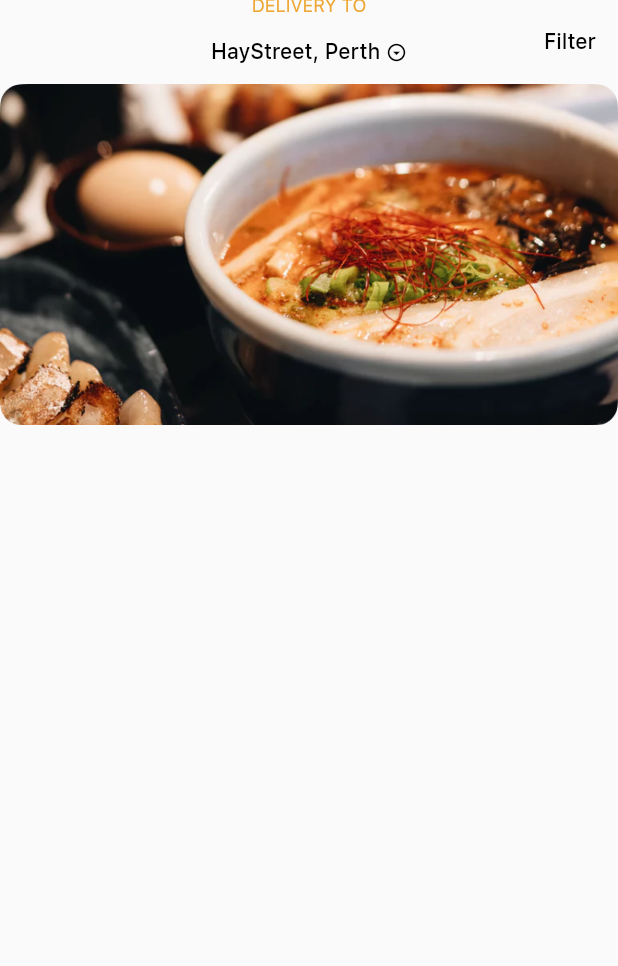
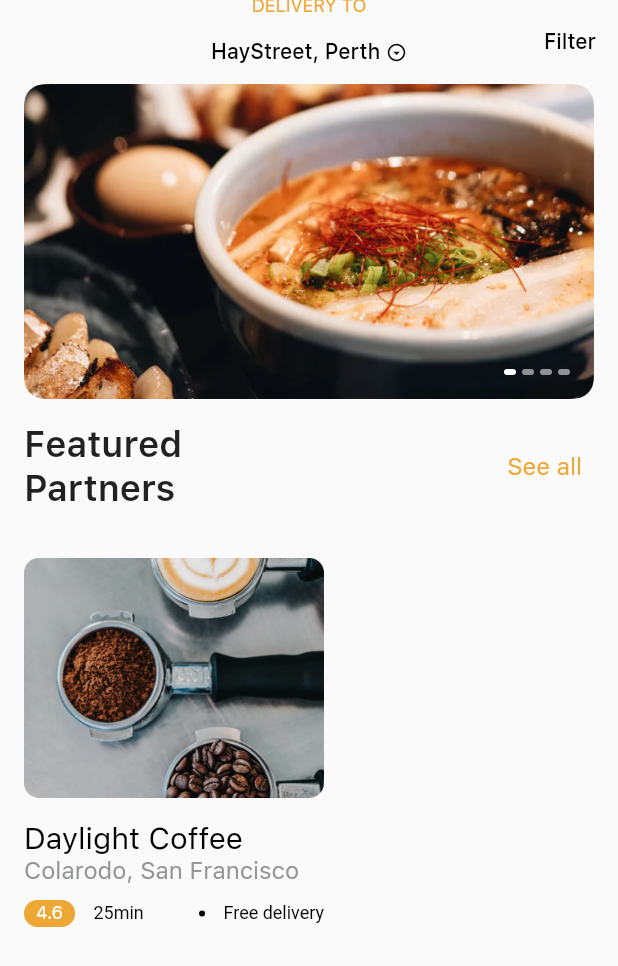
Before and after one commit to bimm1010/food_service, a Flutter app: the HomeMainScreen screen opened by its route, on a phone screen of 412 x 824 dp. Shown: the top 966 px of the screen. Run offline on Flutter 3.47's test engine with Material 2 defaults, Android fonts, the phone set to English and light mode, and no system bars; our stand-ins replace flutter_riverpod, flutter_svg.

```diff
--- a/lib/pages/createAccScreen/opt_verify_input.dart
+++ b/lib/pages/createAccScreen/opt_verify_input.dart
@@ -1,5 +1,3 @@
-import 'dart:ffi';
-
 import 'package:flutter/material.dart';
 import 'package:flutter/services.dart';
 import 'package:flutter_riverpod/flutter_riverpod.dart';
@@ -56,7 +54,6 @@ class OptVerifyInput extends ConsumerWidget {
                     borderSide: BorderSide(
                       color: kColorPrimaryTheme,
                       style: BorderStyle.none,
-                      strokeAlign: StrokeAlign.center,
                     ),
                   ),
                 ),
@@ -86,7 +83,6 @@ class OptVerifyInput extends ConsumerWidget {
                     borderSide: BorderSide(
                       color: kColorPrimaryTheme,
                       style: BorderStyle.none,
-                      strokeAlign: StrokeAlign.center,
                     ),
                   ),
                 ),
@@ -115,7 +111,6 @@ class OptVerifyInput extends ConsumerWidget {
                     borderSide: BorderSide(
                       color: kColorPrimaryTheme,
                       style: BorderStyle.none,
-                      strokeAlign: StrokeAlign.center,
                     ),
                   ),
                 ),
@@ -144,7 +139,6 @@ class OptVerifyInput extends ConsumerWidget {
                     borderSide: BorderSide(
                       color: kColorPrimaryTheme,
                       style: BorderStyle.none,
-                      strokeAlign: StrokeAlign.center,
                     ),
                   ),
                 ),
--- a/lib/pages/mainPage/home_screen.dart
+++ b/lib/pages/mainPage/home_screen.dart
@@ -2,6 +2,9 @@ import 'package:flutter/material.dart';
 import 'package:tamang_food_service/pages/locationScreen/find_location.dart';
 import 'package:tamang_food_service/theme/list_data.dart';
 import 'package:tamang_food_service/theme/theme.dart';
+
+import 'imageHeader/image_header.dart';
+import 'sectionTitle/section_title.dart';
 
 class HomeMainScreen extends StatelessWidget {
   const HomeMainScreen({super.key});
@@ -9,7 +12,8 @@ class HomeMainScreen extends StatelessWidget {
   @override
   Widget build(BuildContext context) {
     return Scaffold(
-      body: CustomScrollView(
+      body: SafeArea(
+        child: CustomScrollView(
           slivers: [
             SliverAppBar(
               leading: const Text(''),
@@ -22,7 +26,7 @@ class HomeMainScreen extends StatelessWidget {
                     'Delivery to'.toUpperCase(),
                     style: Theme.of(context)
                         .textTheme
-                      .caption!
+                        .bodySmall!
                         .copyWith(color: kColorPrimaryTheme),
                   ),
                   Align(
@@ -38,12 +42,12 @@ class HomeMainScreen extends StatelessWidget {
                           Text(
                             'HayStreet, Perth ',
                             style: TextStyle(
-                            color: Colors.black,
+                              color: kColorDefaultTextAndIcon,
                             ),
                           ),
                           Icon(
                             Icons.arrow_drop_down_circle_outlined,
-                          color: Colors.black,
+                            color: kColorDefaultTextAndIcon,
                             size: 14,
                           )
                         ],
@@ -62,18 +66,112 @@ class HomeMainScreen extends StatelessWidget {
                 ),
               ],
             ),
-          SliverToBoxAdapter(
-            child: AspectRatio(
-              aspectRatio: 1.81,
-              child: PageView.builder(
-                itemCount: demoHeaderImages.length,
-                itemBuilder: (context, index) {
-                  return Image.asset(demoHeaderImages[index]);
-                },
+            const SliverPadding(
+              padding: EdgeInsets.symmetric(horizontal: defaultPadding),
+              sliver: SliverToBoxAdapter(
+                child: ImageHeaderSlide(),
               ),
             ),
-          )
+            SliverPadding(
+              padding: const EdgeInsets.all(defaultPadding),
+              sliver: SliverToBoxAdapter(
+                child: SectionTitle(
+                  title: 'Featured Partners',
+                  press: () {},
+                ),
+              ),
+            ),
+            SliverPadding(
+              padding: const EdgeInsets.all(defaultPadding),
+              sliver: SliverToBoxAdapter(
+                child: Row(
+                  children: [
+                    InkWell(
+                      onTap: () {
+                        print('hello');
+                      },
+                      child: SizedBox(
+                        width: 200,
+                        child: Column(
+                          children: [
+                            AspectRatio(
+                              aspectRatio: 1.25,
+                              child: Image.asset('assets/images/medium_1.png'),
+                            ),
+                            Align(
+                              alignment: Alignment.topLeft,
+                              child: Padding(
+                                padding: const EdgeInsets.only(top: 15),
+                                child: RichText(
+                                  text: TextSpan(
+                                    text: '${demoMediumCardData[0]['name']}\n',
+                                    style: PrimaryFont.light(20).copyWith(
+                                      color: kColorDefaultTextAndIcon,
+                                      height: 1.2,
+                                    ),
+                                    children: [
+                                      TextSpan(
+                                        text:
+                                            '${demoMediumCardData[0]["location"]}',
+                                        style: PrimaryFont.light(16).copyWith(
+                                          color: kColorTextField,
+                                        ),
+                                      ),
                                     ],
+                                  ),
+                                ),
+                              ),
+                            ),
+                            DefaultTextStyle(
+                              style: const TextStyle(
+                                  color: kColorDefaultTextAndIcon,
+                                  fontSize: 12),
+                              child: Padding(
+                                padding:
+                                    const EdgeInsets.symmetric(vertical: 10),
+                                child: Row(
+                                  children: [
+                                    Container(
+                                      padding: const EdgeInsets.symmetric(
+                                        horizontal: defaultPadding / 2,
+                                        vertical: defaultPadding / 8,
+                                      ),
+                                      decoration: BoxDecoration(
+                                        color: kColorPrimaryTheme,
+                                        borderRadius: BorderRadius.circular(10),
+                                      ),
+                                      child: Text(
+                                        demoMediumCardData[0]['rating']
+                                            .toString(),
+                                        style: PrimaryFont.thin(12)
+                                            .copyWith(color: Colors.white),
+                                      ),
+                                    ),
+                                    const Spacer(),
+                                    const Text('25min'),
+                                    const Spacer(),
+                                    const Spacer(),
+                                    const Spacer(),
+                                    const CircleAvatar(
+                                      radius: 2,
+                                      backgroundColor: kColorDefaultTextAndIcon,
+                                    ),
+                                    const Spacer(),
+                                    const Text('Free delivery')
+                                  ],
+                                ),
+                              ),
+                            ),
+                          ],
+                        ),
+                      ),
+                    ),
+                  ],
+                ),
+              ),
+            ),
+          ],
+        ),
       ),
     );
   }
--- /dev/null
+++ b/lib/pages/mainPage/imageHeader/image_header.dart
@@ -0,0 +1,77 @@
+import 'package:flutter/material.dart';
+import 'package:flutter_riverpod/flutter_riverpod.dart';
+import 'package:tamang_food_service/state/state_manager.dart';
+
+import '../../../theme/list_data.dart';
+import '../../../theme/theme.dart';
+
+class ImageHeaderSlide extends StatefulWidget {
+  const ImageHeaderSlide({
+    super.key,
+  });
+
+  @override
+  State<ImageHeaderSlide> createState() => _ImageHeaderSlideState();
+}
+
+class _ImageHeaderSlideState extends State<ImageHeaderSlide> {
+  int _currentPage = 0;
+  @override
+  Widget build(BuildContext context) {
+    return AspectRatio(
+      aspectRatio: 1.81,
+      child: Stack(
+        alignment: Alignment.bottomRight,
+        children: [
+          PageView.builder(
+            itemCount: demoHeaderImages.length,
+            onPageChanged: (value) => setState(() {
+              _currentPage = value;
+            }),
+            itemBuilder: (context, index) {
+              return ClipRRect(
+                borderRadius: const BorderRadius.all(Radius.circular(12)),
+                child: Image.asset(
+                  demoHeaderImages[index],
+                ),
+              );
+            },
+          ),
+          Positioned(
+            bottom: defaultPadding,
+            right: defaultPadding,
+            child: Row(
+              children: List.generate(
+                demoHeaderImages.length,
+                (index) => Padding(
+                  padding: const EdgeInsets.only(left: defaultPadding / 4),
+                  child: IndicatorDotImage(isActive: index == _currentPage),
+                ),
+              ),
+            ),
+          ),
+        ],
+      ),
+    );
+  }
+}
+
+class IndicatorDotImage extends StatelessWidget {
+  const IndicatorDotImage({
+    super.key,
+    required this.isActive,
+  });
+  final bool isActive;
+
+  @override
+  Widget build(BuildContext context) {
+    return Container(
+      width: 8,
+      height: 4,
+      decoration: BoxDecoration(
+        color: isActive ? Colors.white : Colors.white54,
+        borderRadius: BorderRadius.circular(10),
+      ),
+    );
+  }
+}
--- /dev/null
+++ b/lib/pages/mainPage/sectionTitle/section_title.dart
@@ -0,0 +1,36 @@
+import 'package:flutter/material.dart';
+
+import '../../../theme/theme.dart';
+
+class SectionTitle extends StatelessWidget {
+  const SectionTitle({
+    super.key,
+    required this.title,
+    required this.press,
+  });
+
+  final String title;
+  final VoidCallback press;
+
+  @override
+  Widget build(BuildContext context) {
+    return Row(
+      mainAxisAlignment: MainAxisAlignment.spaceBetween,
+      children: [
+        Text(
+          'Featured\nPartners',
+          style: PrimaryFont.medium(24),
+        ),
+        TextButton(
+          onPressed: () {},
+          child: Text(
+            'See all',
+            style: PrimaryFont.light(16).copyWith(
+              color: kColorPrimaryTheme,
+            ),
+          ),
+        ),
+      ],
+    );
+  }
+}
--- a/lib/state/action.dart
+++ b/lib/state/action.dart
@@ -1,6 +1,5 @@
 import 'package:flutter/cupertino.dart';
 import 'package:flutter_riverpod/flutter_riverpod.dart';
-import 'package:tamang_food_service/model/user.dart';
 
 class GetEmail extends StateNotifier<String> {
   GetEmail() : super('');
--- a/lib/theme/list_data.dart
+++ b/lib/theme/list_data.dart
@@ -4,3 +4,34 @@ List<String> demoHeaderImages = [
   'assets/images/big_3.png',
   'assets/images/big_4.png',
 ];
+
+List<Map<String, dynamic>> demoMediumCardData = [
+  {
+    "name": "Daylight Coffee",
+    "image": "assets/images/medium_1.png",
+    "location": "Colarodo, San Francisco",
+    "rating": 4.6,
+    "delivertTime": 25,
+  },
+  {
+    "name": "Mario Italiano",
+    "image": "assets/images/medium_2.png",
+    "location": "Colarodo, San Francisco",
+    "rating": 4.3,
+    "delivertTime": 30,
+  },
+  {
+    "name": "McDonald’s",
+    "image": "assets/images/medium_3.png",
+    "location": "Colarodo, San Francisco",
+    "rating": 4.8,
+    "delivertTime": 25,
+  },
+  {
+    "name": "The Halal Guys",
+    "image": "assets/images/medium_4.png",
+    "location": "Colarodo, San Francisco",
+    "rating": 4.6,
+    "delivertTime": 25,
+  },
+];
--- a/lib/theme/theme.dart
+++ b/lib/theme/theme.dart
@@ -7,6 +7,8 @@ const kColorTextBtn = Color(0xffFFFFFF);
 const kColorTextField = Color(0xff939595);
 const kColorTransparent = Colors.transparent;
 const kColorDefaultTextAndIcon = Colors.black;
+
+const double defaultPadding = 16.0;
 
 class PrimaryFont {
   static TextStyle thin(double size) {
```
Also changed, not shown: pubspec.lock. Lines whose indentation alone changed are shown as unchanged.
